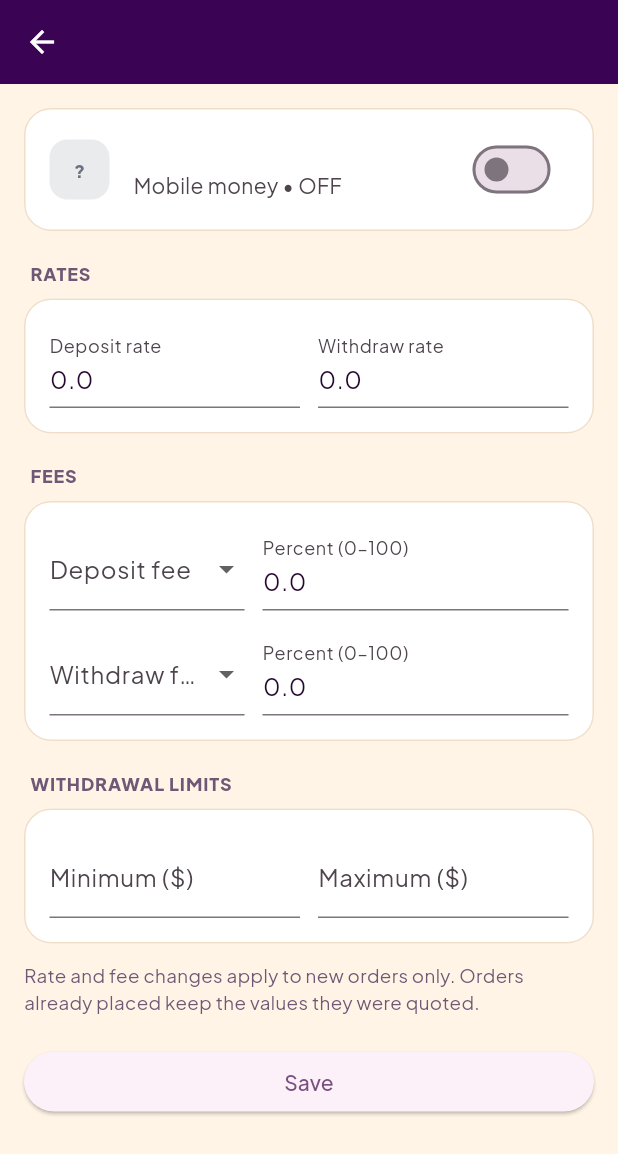
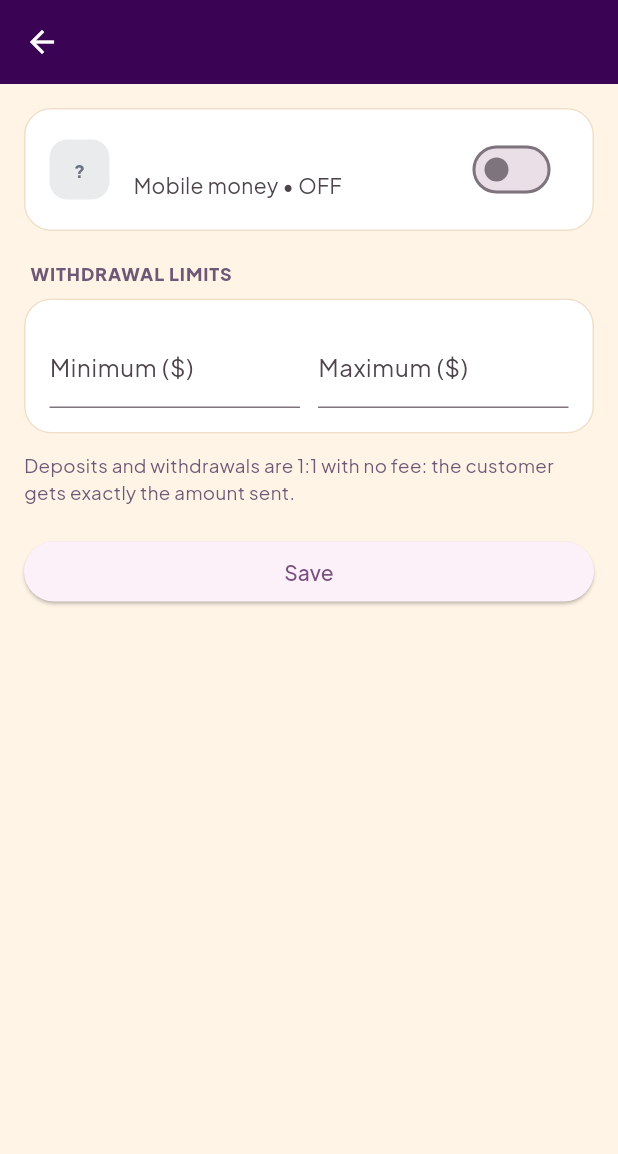
Before and after one commit to waaproltd-spec/Badal-exchange, a Flutter app: the MethodSettingsScreen screen opened directly with empty values, on a phone screen of 412 x 824 dp. Shown: the top 1154 px of the screen. Run offline on Flutter 3.47's test engine with Material 3 defaults, Android fonts, the phone set to English and light mode, and no system bars; our stand-ins replace device_info_plus, flutter_secure_storage, google_fonts, permission_handler, shared_preferences, supabase_flutter; accounts and stored records are empty; network calls fail.

Commit message:
Remove rates and fees: deposits and withdrawals are 1:1
- Quotes are always rate 1, fee 0 (withdrawal limits stay): a $1 deposit
  credits $1, a $1 withdrawal takes $1 and pays out $1.
- Deposits still waiting for payment are recalculated to 1:1 (nothing was
  credited yet); stored rates/fees reset to 1 / 0; setting a rate or fee
  is refused.
- Agent App: Rates and Fees removed from Account and from the method
  screen (ON/OFF and withdrawal limits remain).
- Customer App: Rate and Fee lines removed from the confirm, result and
  order screens.

Co-Authored-By: Claude Opus 5.5 <noreply@anthropic.com>
Claude-Session: https://claude.ai/code/session_01Npn8cEzR8AiCJn2qdskVBB

```diff
--- a/agent-app/lib/api/agent_api.dart
+++ b/agent-app/lib/api/agent_api.dart
@@ -354,21 +354,6 @@ class AgentApi {
     await _client.rpc('manage_set_payment_method', {'p_method': method, 'p_enabled': enabled});
   }
 
-  /// New exchange rate for one method/direction (past orders keep theirs).
-  Future<void> setRate(String method, String direction, double rate) async {
-    await _client.rpc('admin_set_exchange_rate', {'p_method': method, 'p_direction': direction, 'p_rate': rate});
-  }
-
-  /// [value] is dollars for a flat fee (sent as cents) or 0-100 for percent.
-  Future<void> setFee(String method, String direction, {required String type, required double value}) async {
-    await _client.rpc('admin_set_fee', {
-      'p_method': method,
-      'p_direction': direction,
-      'p_fee_type': type,
-      'p_value': type == 'flat' ? (value * 100).round() : value,
-    });
-  }
-
   /// Withdrawal limits in dollars.
   Future<void> setWithdrawalLimits(String method, {required double min, required double max}) async {
     await _client.rpc('admin_set_withdrawal_limits', {'p_method': method, 'p_min_amount': min, 'p_max_amount': max});
--- a/agent-app/lib/screens/account_screen.dart
+++ b/agent-app/lib/screens/account_screen.dart
@@ -123,18 +123,6 @@ class _AccountScreenState extends State<AccountScreen> {
               color: AppColors.accentOrange,
               label: 'Bet Payment Methods',
               onTap: () => _open(const MethodSettingsListScreen(title: 'Bet Payment Methods', kind: 'platform')),
-            ),
-            _NavRow(
-              icon: Icons.currency_exchange_rounded,
-              color: AppColors.statusProcessing,
-              label: 'Rates',
-              onTap: () => _open(const MethodSettingsListScreen(title: 'Rates', focus: MethodFocus.rates)),
-            ),
-            _NavRow(
-              icon: Icons.percent_rounded,
-              color: AppColors.purple,
-              label: 'Fees',
-              onTap: () => _open(const MethodSettingsListScreen(title: 'Fees', focus: MethodFocus.fees)),
             ),
             _NavRow(
               icon: Icons.straighten_rounded,
--- a/agent-app/lib/screens/admin/method_settings_screens.dart
+++ b/agent-app/lib/screens/admin/method_settings_screens.dart
@@ -8,10 +8,9 @@ import '../../theme/app_theme.dart';
 import '../../widgets/console_widgets.dart';
 import '../manage_screens.dart';
 
-/// Payment method management: ON/OFF switches, per-method rates, fees and
-/// withdrawal limits, for mobile money and betting platforms alike.
-
-String _rate(double? r) => r == null ? '—' : (r == r.roundToDouble() ? r.toStringAsFixed(1) : r.toString());
+/// Payment method management: ON/OFF switches and withdrawal limits, for
+/// mobile money and betting platforms alike. There are no rates or fees:
+/// every deposit and withdrawal is 1:1 (Dalab Reseller style).
 
 /// Manage Platforms (ON/OFF): one switch per payment method.
 class ManageMethodsScreen extends StatefulWidget {
@@ -77,8 +76,8 @@ class _ManageMethodsScreenState extends ListScreenState<ManageMethodsScreen, Met
   }
 }
 
-/// What the Rates / Fees / Limits overview emphasizes.
-enum MethodFocus { all, rates, fees, limits }
+/// What the overview emphasizes.
+enum MethodFocus { all, limits }
 
 /// Lists methods with their current settings; tap one to edit it.
 /// [kind] narrows to 'mobile_money' or 'platform'.
@@ -100,17 +99,8 @@ class _MethodSettingsListScreenState extends ListScreenState<MethodSettingsListS
     return widget.kind == null ? all : all.where((m) => m.kind == widget.kind).toList();
   }
 
-  List<String> _summary(MethodSettings m) {
-    final rates = 'Rate: deposit ${_rate(m.depositRate)} • withdraw ${_rate(m.withdrawRate)}';
-    final fees = 'Fee: deposit ${m.depositFee?.label ?? '—'} • withdraw ${m.withdrawFee?.label ?? '—'}';
-    final limits = 'Withdraw limits: \$${m.minWithdraw ?? '—'} – \$${m.maxWithdraw ?? '—'}';
-    return switch (widget.focus) {
-      MethodFocus.rates => [rates],
-      MethodFocus.fees => [fees],
-      MethodFocus.limits => [limits],
-      MethodFocus.all => [rates, fees, limits],
-    };
-  }
+  List<String> _summary(MethodSettings m) =>
+      ['Withdraw limits: \$${m.minWithdraw ?? '—'} – \$${m.maxWithdraw ?? '—'}'];
 
   Future<void> _open(MethodSettings m) async {
     final changed = await Navigator.of(context).push<bool>(
@@ -166,9 +156,8 @@ class _MethodSettingsListScreenState extends ListScreenState<MethodSettingsListS
   }
 }
 
-/// Edit one method: ON/OFF, deposit & withdraw rate, deposit & withdraw fee,
-/// minimum and maximum withdrawal. Only changed values are saved; every
-/// change is a new snapshot, so past orders keep the values they used.
+/// Edit one method: ON/OFF, minimum and maximum withdrawal. Only changed
+/// values are saved.
 class MethodSettingsScreen extends StatefulWidget {
   final MethodSettings settings;
   const MethodSettingsScreen({super.key, required this.settings});
@@ -180,27 +169,13 @@ class MethodSettingsScreen extends StatefulWidget {
 class _MethodSettingsScreenState extends State<MethodSettingsScreen> {
   final _formKey = GlobalKey<FormState>();
   late bool _enabled = widget.settings.enabled;
-  late final _depositRate = TextEditingController(text: _rateText(widget.settings.depositRate));
-  late final _withdrawRate = TextEditingController(text: _rateText(widget.settings.withdrawRate));
-  late String _depositFeeType = widget.settings.depositFee?.type ?? 'flat';
-  late String _withdrawFeeType = widget.settings.withdrawFee?.type ?? 'flat';
-  late final _depositFee = TextEditingController(text: _feeText(widget.settings.depositFee));
-  late final _withdrawFee = TextEditingController(text: _feeText(widget.settings.withdrawFee));
   late final _min = TextEditingController(text: widget.settings.minWithdraw ?? '');
   late final _max = TextEditingController(text: widget.settings.maxWithdraw ?? '');
   bool _saving = false;
 
-  static String _rateText(double? r) => r == null ? '' : r.toString();
-
-  /// Flat fees are shown in dollars (stored as cents).
-  static String _feeText(FeeSetting? f) {
-    if (f == null) return '';
-    return f.isFlat ? (f.value / 100).toStringAsFixed(2) : f.value.toString();
-  }
-
   @override
   void dispose() {
-    for (final c in [_depositRate, _withdrawRate, _depositFee, _withdrawFee, _min, _max]) {
+    for (final c in [_min, _max]) {
       c.dispose();
     }
     super.dispose();
@@ -232,14 +207,6 @@ class _MethodSettingsScreenState extends State<MethodSettingsScreen> {
     setState(() => _saving = true);
     try {
       if (_enabled != s.enabled) await api.setMethodEnabled(m, _enabled);
-      if (d(_depositRate) != s.depositRate) await api.setRate(m, 'deposit', d(_depositRate));
-      if (d(_withdrawRate) != s.withdrawRate) await api.setRate(m, 'withdraw', d(_withdrawRate));
-      if (_depositFeeType != s.depositFee?.type || _depositFee.text.trim() != _feeText(s.depositFee)) {
-        await api.setFee(m, 'deposit', type: _depositFeeType, value: d(_depositFee));
-      }
-      if (_withdrawFeeType != s.withdrawFee?.type || _withdrawFee.text.trim() != _feeText(s.withdrawFee)) {
-        await api.setFee(m, 'withdraw', type: _withdrawFeeType, value: d(_withdrawFee));
-      }
       if (_min.text.trim() != (s.minWithdraw ?? '') || _max.text.trim() != (s.maxWithdraw ?? '')) {
         await api.setWithdrawalLimits(m, min: min, max: max);
       }
@@ -251,40 +218,6 @@ class _MethodSettingsScreenState extends State<MethodSettingsScreen> {
       setState(() => _saving = false);
       showSnack(context, errorText(e, 'Could not save all settings. Pull to refresh and check.'));
     }
-  }
-
-  Widget _feeRow(String label, String type, ValueChanged<String> onType, TextEditingController value) {
-    return Row(
-      crossAxisAlignment: CrossAxisAlignment.start,
-      children: [
-        SizedBox(
-          width: 130,
-          child: DropdownButtonFormField<String>(
-            value: type,
-            decoration: InputDecoration(labelText: label),
-            items: const [
-              DropdownMenuItem(value: 'flat', child: Text('Flat \$')),
-              DropdownMenuItem(value: 'percent', child: Text('Percent %')),
-            ],
-            onChanged: (v) => onType(v ?? type),
-          ),
-        ),
-        const SizedBox(width: 12),
-        Expanded(
-          child: TextFormField(
-            controller: value,
-            decoration: InputDecoration(labelText: type == 'flat' ? 'Amount (\$)' : 'Percent (0–100)'),
-            keyboardType: const TextInputType.numberWithOptions(decimal: true),
-            validator: (v) {
-              final err = _nonNegative(v);
-              if (err != null) return err;
-              if (type == 'percent' && double.parse(v!.trim()) > 100) return 'At most 100';
-              return null;
-            },
-          ),
-        ),
-      ],
-    );
   }
 
   @override
@@ -307,40 +240,6 @@ class _MethodSettingsScreenState extends State<MethodSettingsScreen> {
                 ),
                 value: _enabled,
                 onChanged: (v) => setState(() => _enabled = v),
-              ),
-            ),
-            const GroupLabel('Rates'),
-            ConsoleCard(
-              child: Row(
-                children: [
-                  Expanded(
-                    child: TextFormField(
-                      controller: _depositRate,
-                      decoration: const InputDecoration(labelText: 'Deposit rate'),
-                      keyboardType: const TextInputType.numberWithOptions(decimal: true),
-                      validator: _positive,
-                    ),
-                  ),
-                  const SizedBox(width: 12),
-                  Expanded(
-                    child: TextFormField(
-                      controller: _withdrawRate,
-                      decoration: const InputDecoration(labelText: 'Withdraw rate'),
-                      keyboardType: const TextInputType.numberWithOptions(decimal: true),
-                      validator: _positive,
-                    ),
-                  ),
-                ],
-              ),
-            ),
-            const GroupLabel('Fees'),
-            ConsoleCard(
-              child: Column(
-                children: [
-                  _feeRow('Deposit fee', _depositFeeType, (v) => setState(() => _depositFeeType = v), _depositFee),
-                  const SizedBox(height: 14),
-                  _feeRow('Withdraw fee', _withdrawFeeType, (v) => setState(() => _withdrawFeeType = v), _withdrawFee),
-                ],
               ),
             ),
             const GroupLabel('Withdrawal limits'),
@@ -369,8 +268,7 @@ class _MethodSettingsScreenState extends State<MethodSettingsScreen> {
             ),
             const SizedBox(height: 12),
             const Text(
-              'Rate and fee changes apply to new orders only. Orders already placed keep the values they were '
-              'quoted.',
+              'Deposits and withdrawals are 1:1 with no fee: the customer gets exactly the amount sent.',
               style: TextStyle(fontSize: 12.5, color: AppColors.textSecondary),
             ),
             const SizedBox(height: 20),
--- a/customer-app/lib/screens/deposit/deposit_confirm_screen.dart
+++ b/customer-app/lib/screens/deposit/deposit_confirm_screen.dart
@@ -83,10 +83,6 @@ class _DepositConfirmScreenState extends State<DepositConfirmScreen> {
                   const SummaryDivider(),
                   SummaryRow(label: AppStrings.amount, value: Formatters.money(quote.amount)),
                   const SummaryDivider(),
-                  SummaryRow(label: AppStrings.rate, value: '${quote.rate}'),
-                  const SummaryDivider(),
-                  SummaryRow(label: AppStrings.fee, value: Formatters.money(quote.fee)),
-                  const SummaryDivider(),
                   SummaryRow(
                     label: AppStrings.netAmount,
                     value: Formatters.money(quote.netAmount),
--- a/customer-app/lib/screens/orders/order_detail_screen.dart
+++ b/customer-app/lib/screens/orders/order_detail_screen.dart
@@ -135,8 +135,6 @@ class _OrderDetailScreenState extends State<OrderDetailScreen> {
               const SummaryDivider(),
               SummaryRow(label: AppStrings.amount, value: Formatters.money(order.amount)),
               const SummaryDivider(),
-              SummaryRow(label: AppStrings.fee, value: Formatters.money(order.fee)),
-              const SummaryDivider(),
               SummaryRow(
                 label: isDeposit ? AppStrings.netAmount : 'You receive',
                 value: Formatters.money(order.netAmount),
--- a/customer-app/lib/screens/withdraw/withdraw_confirm_screen.dart
+++ b/customer-app/lib/screens/withdraw/withdraw_confirm_screen.dart
@@ -84,8 +84,6 @@ class _WithdrawConfirmScreenState extends State<WithdrawConfirmScreen> {
                   const SummaryDivider(),
                   SummaryRow(label: AppStrings.amount, value: Formatters.money(quote.amount)),
                   const SummaryDivider(),
-                  SummaryRow(label: AppStrings.fee, value: Formatters.money(quote.fee)),
-                  const SummaryDivider(),
                   SummaryRow(label: AppStrings.totalDeducted, value: Formatters.money(quote.walletDelta)),
                   const SummaryDivider(),
                   SummaryRow(
--- a/customer-app/lib/screens/withdraw/withdraw_result_screen.dart
+++ b/customer-app/lib/screens/withdraw/withdraw_result_screen.dart
@@ -59,8 +59,6 @@ class WithdrawResultScreen extends StatelessWidget {
                   const SummaryDivider(),
                   SummaryRow(label: AppStrings.amount, value: Formatters.money(order.amount)),
                   const SummaryDivider(),
-                  SummaryRow(label: AppStrings.fee, value: Formatters.money(order.fee)),
-                  const SummaryDivider(),
                   SummaryRow(label: 'You receive', value: Formatters.money(order.netAmount)),
                   const SummaryDivider(),
                   Padding(
```
Also changed, not shown: 4 other files.
